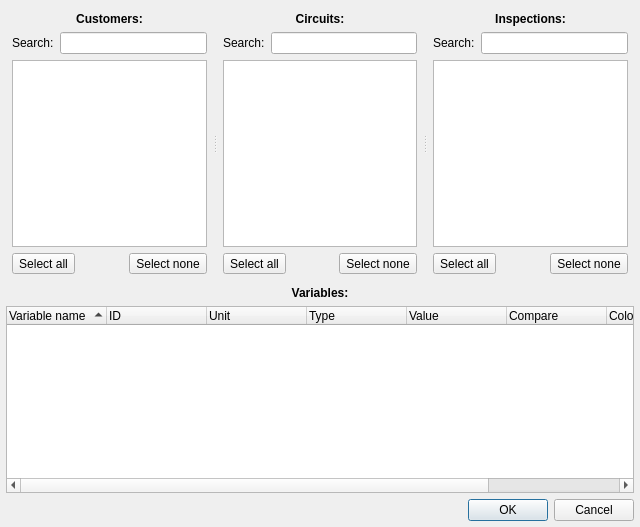
First picture: the form in import_dialogue.ui, repository szchkt/leaklog, before the edit.
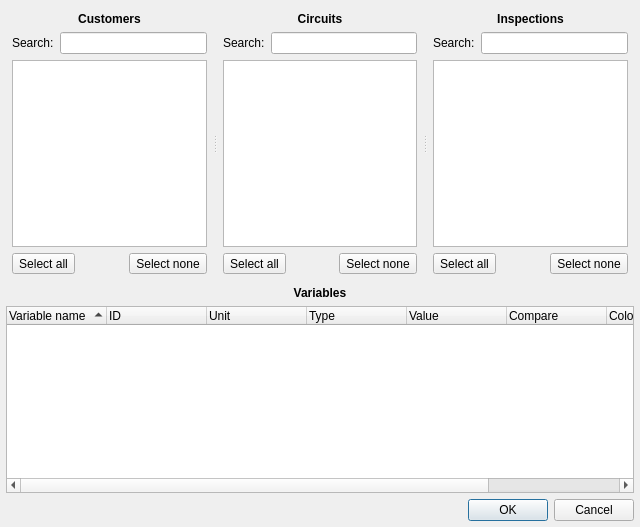
Second picture: the form after the edit. Icons and pictures are not drawn. Custom widgets are drawn as their Qt base class.

Commit message: initWarnings(), initWarning(), initWarningAddFilter(), initWarningAddCondition(), IDs: added leading zeros, fixed removeWarning(), modifyInspector(), importData(): "Do not import" only available for custom variables

What changed in the file:
```diff
--- a/import_dialogue.ui
+++ b/import_dialogue.ui
@@ -40,7 +40,7 @@
           </font>
          </property>
          <property name="text" >
-          <string>Customers:</string>
+          <string>Customers</string>
          </property>
          <property name="alignment" >
           <set>Qt::AlignCenter</set>
@@ -97,7 +97,7 @@
           </font>
          </property>
          <property name="text" >
-          <string>Circuits:</string>
+          <string>Circuits</string>
          </property>
          <property name="alignment" >
           <set>Qt::AlignCenter</set>
@@ -154,7 +154,7 @@
           </font>
          </property>
          <property name="text" >
-          <string>Inspections:</string>
+          <string>Inspections</string>
          </property>
          <property name="alignment" >
           <set>Qt::AlignCenter</set>
@@ -211,7 +211,7 @@
       </font>
      </property>
      <property name="text" >
-      <string>Variables:</string>
+      <string>Variables</string>
      </property>
      <property name="alignment" >
       <set>Qt::AlignCenter</set>
```
The commit also changes 5 other files.
